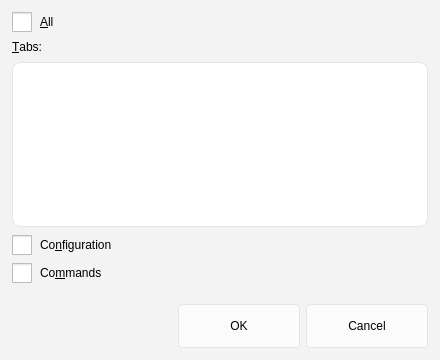
Old version of the form src/ui/importexportdialog.ui in the repository ForgetiExistence/CopyQ.
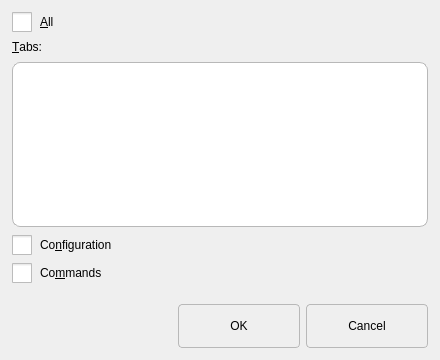
New version of the form.

Commit message: Fix Win11 regressions: blank window, invisible menus, forced light theme

```diff
--- a/src/ui/importexportdialog.ui
+++ b/src/ui/importexportdialog.ui
@@ -18,7 +18,7 @@
   </property>
   <property name="styleSheet">
    <string>QDialog {
-    background-color: #F3F3F3;
+    background-color: palette(window);
 }
 
 QCheckBox, QRadioButton {
@@ -32,8 +32,8 @@
 
 QListWidget, QTreeWidget, QTableWidget {
     border-radius: 8px;
-    border: 1px solid #E5E5E5;
-    background-color: #FFFFFF;
+    border: 1px solid palette(mid);
+    background-color: palette(base);
 }
 
 QListWidget::item, QTreeWidget::item, QTableWidget::item {
@@ -42,8 +42,8 @@
 }
 
 QListWidget::item:selected, QTreeWidget::item:selected, QTableWidget::item:selected {
-    background-color: #0078D4;
-    color: #FFFFFF;
+    background-color: palette(highlight);
+    color: palette(highlighted-text);
 }
 
 QListWidget::item:hover:!selected, QTreeWidget::item:hover:!selected, QTableWidget::item:hover:!selected {
@@ -52,14 +52,14 @@
 
 QLineEdit, QTextEdit, QPlainTextEdit {
     border-radius: 4px;
-    border: 1px solid #D1D1D1;
+    border: 1px solid palette(mid);
     padding: 5px 8px;
-    background-color: #FFFFFF;
+    background-color: palette(base);
 }
 
 QComboBox {
     border-radius: 4px;
-    border: 1px solid #D1D1D1;
+    border: 1px solid palette(mid);
     padding: 5px 8px;
     min-height: 24px;
 }
@@ -69,8 +69,8 @@
     padding: 5px 12px;
     min-height: 32px;
     min-width: 96px;
-    border: 1px solid #E5E5E5;
-    background-color: #FBFBFB;
+    border: 1px solid palette(mid);
+    background-color: palette(button);
 }
 
 QPushButton:hover {
@@ -84,20 +84,20 @@
 }
 
 QPushButton:disabled {
-    color: #A0A0A0;
-    background-color: #F3F3F3;
-    border: 1px solid #E5E5E5;
+    color: palette(mid);
+    background-color: palette(window);
+    border: 1px solid palette(mid);
 }
 
 QGroupBox {
     border-radius: 8px;
-    border: 1px solid #E5E5E5;
+    border: 1px solid palette(mid);
     margin-top: 12px;
     padding: 12px;
 }
 
 QTabWidget::pane {
-    border: 1px solid #E5E5E5;
+    border: 1px solid palette(mid);
     border-radius: 8px;
 }
 
@@ -108,8 +108,8 @@
 }
 
 QTabBar::tab:selected {
-    background-color: #0078D4;
-    color: #FFFFFF;
+    background-color: palette(highlight);
+    color: palette(highlighted-text);
 }
 
 QScrollBar {
@@ -120,7 +120,7 @@
 }
 
 QScrollBar::handle {
-    background: #C0C0C0;
+    background: palette(mid);
     border-radius: 4px;
     min-height: 24px;
 }
@@ -196,8 +196,8 @@
      <property name="styleSheet">
       <string>QListWidget {
     border-radius: 8px;
-    border: 1px solid #E5E5E5;
-    background-color: #FFFFFF;
+    border: 1px solid palette(mid);
+    background-color: palette(base);
 }
 
 QListWidget::item {
@@ -206,8 +206,8 @@
 }
 
 QListWidget::item:selected {
-    background-color: #0078D4;
-    color: #FFFFFF;
+    background-color: palette(highlight);
+    color: palette(highlighted-text);
 }
 
 QListWidget::item:hover:!selected {
@@ -222,7 +222,7 @@
 }
 
 QScrollBar::handle {
-    background: #C0C0C0;
+    background: palette(mid);
     border-radius: 4px;
     min-height: 24px;
 }
@@ -301,8 +301,8 @@
     padding: 5px 12px;
     min-height: 32px;
     min-width: 96px;
-    border: 1px solid #E5E5E5;
-    background-color: #FBFBFB;
+    border: 1px solid palette(mid);
+    background-color: palette(button);
 }
 
 QPushButton:hover {
@@ -316,9 +316,9 @@
 }
 
 QPushButton:disabled {
-    color: #A0A0A0;
-    background-color: #F3F3F3;
-    border: 1px solid #E5E5E5;
+    color: palette(mid);
+    background-color: palette(window);
+    border: 1px solid palette(mid);
 }</string>
      </property>
      <property name="standardButtons">
```
Left out of the diff: 26 changed lines with no effect on the pictures. The commit also changes 34 other files.
